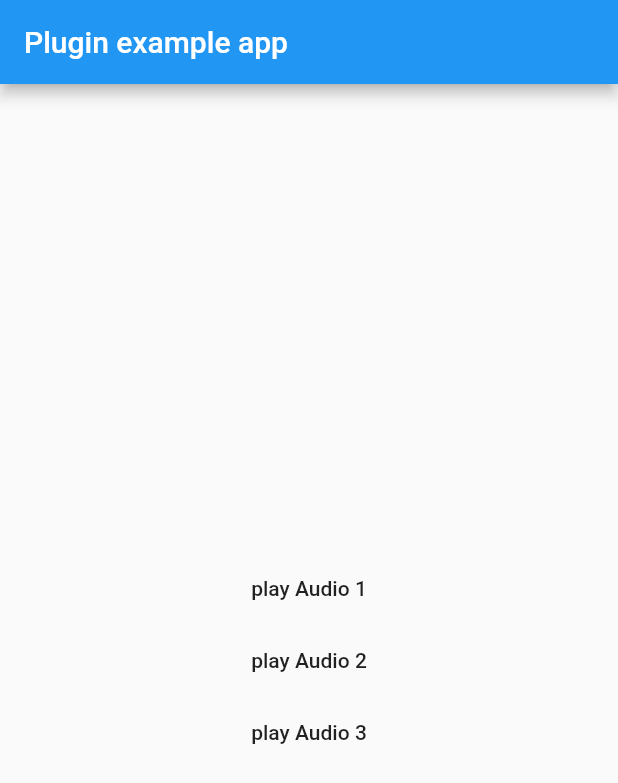
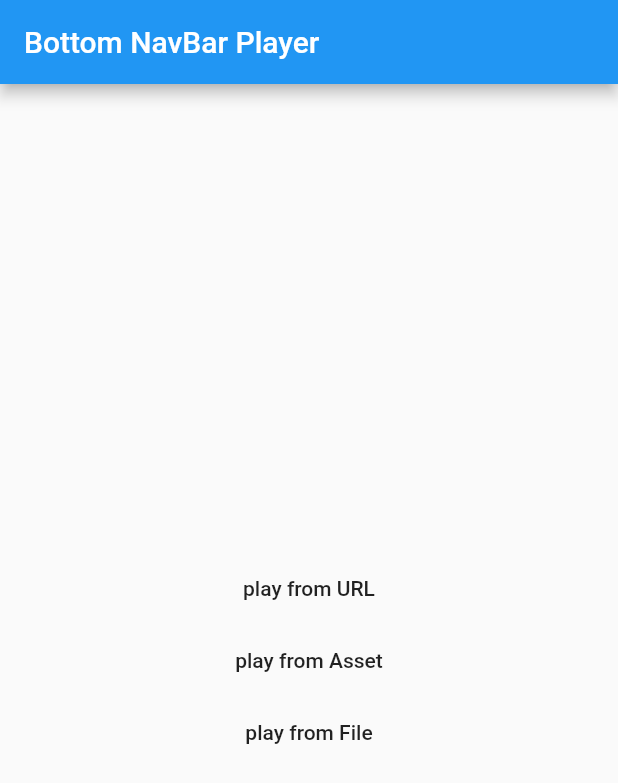
Before and after one commit to mostafa-efafi/bottom_navbar_player, a Flutter app: the screen it shows after launch, on a phone screen of 412 x 824 dp. Shown: the top 783 px of the screen. Run offline on Flutter 3.47's test engine with Material 2 defaults, Android fonts, the phone set to English and light mode, and no system bars; our stand-ins replace just_audio.

Commit message:
updated example app main And some small changes

```diff
--- a/example/lib/main.dart
+++ b/example/lib/main.dart
@@ -24,26 +24,33 @@ class _MyAppState extends State<MyApp> {
     return MaterialApp(
       home: Scaffold(
         appBar: AppBar(
-          title: const Text('Plugin example app'),
+          title: const Text('Bottom NavBar Player'),
         ),
         body: Center(
             child: Column(
           mainAxisAlignment: MainAxisAlignment.center,
           children: [
+            /// For when the sound is played over the http URL [sourceType: SourceType.url]
             MaterialButton(
-              onPressed: () => bottomNavBarPlayer
-                  .play('https://download.samplelib.com/mp3/sample-9s.mp3'),
-              child: const Text('play Audio 1'),
+              onPressed: () => bottomNavBarPlayer.play(
+                  'https://download.samplelib.com/mp3/sample-9s.mp3',
+                  sourceType: SourceType.url),
+              child: const Text('play from URL'),
             ),
+
+            /// For when the sound is played over the asset path [sourceType: SourceType.asset]
             MaterialButton(
-              onPressed: () => bottomNavBarPlayer
-                  .play('https://download.samplelib.com/mp3/sample-12s.mp3'),
-              child: const Text('play Audio 2'),
+              onPressed: () => bottomNavBarPlayer.play('assets/audio.mp3',
+                  sourceType: SourceType.asset),
+              child: const Text('play from Asset'),
             ),
+
+            /// For when the sound is played through the file stored in the memory [sourceType: SourceType.file]
             MaterialButton(
-              onPressed: () => bottomNavBarPlayer
-                  .play('https://download.samplelib.com/mp3/sample-15s.mp3'),
-              child: const Text('play Audio 3'),
+              onPressed: () => bottomNavBarPlayer.play(
+                  '/storage/sdcard/Download/audio_file.mp3',
+                  sourceType: SourceType.file),
+              child: const Text('play from File'),
             ),
           ],
         )),
--- a/pubspec.yaml
+++ b/pubspec.yaml
@@ -1,7 +1,7 @@
 name: bottom_navbar_player
 description: A Flutter plugin to play media in BottomNavigationBar.
 version: 0.0.1
-homepage:
+homepage: https://github.com/mostafa-efafi/bottom_navbar_player
 
 environment:
   sdk: '>=2.19.4 <3.0.0'
@@ -11,6 +11,7 @@ dependencies:
   flutter:
     sdk: flutter
   plugin_platform_interface: ^2.0.2
+  just_audio: ^0.9.32
 
 dev_dependencies:
   flutter_test:
```
Also changed, not shown: example/pubspec.yaml (+5 -56 lines), example/pubspec.lock, 3 other files.
